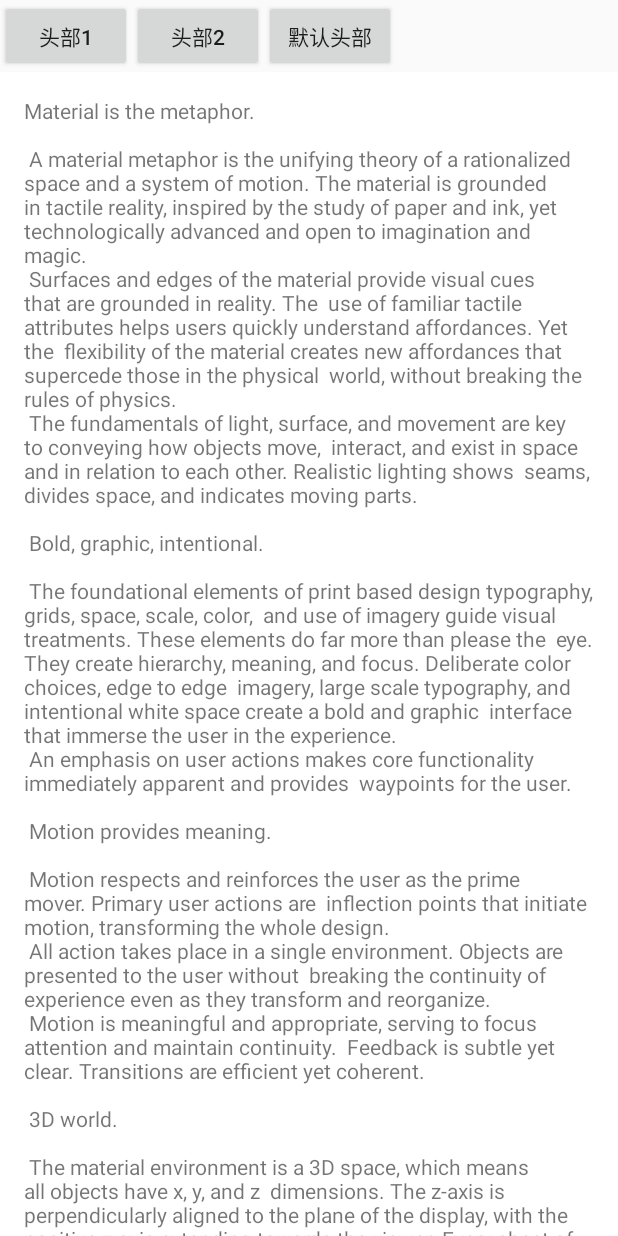
After one commit to HirayClay/RefreshLayout, an Android app: the CustomHeaderActivity screen opened directly, with no data from a screen before it, on a phone screen of 412 x 824 dp. The commit adds this screen. Run offline under Robolectric (Android 15) with nearby library versions, the phone set to English and light mode, and no system bars.

Commit message:
implement PtrHandler

```diff
--- /dev/null
+++ b/app/src/main/java/com/ptr/page/CustomHeaderActivity.kt
@@ -0,0 +1,45 @@
+package com.ptr.page
+
+import android.support.v7.app.AppCompatActivity
+import android.os.Bundle
+import com.ptr.R
+import com.ptr.custom.CustomCircleHeader
+import com.ptr.custom.CustomRefreshHeader
+import com.refresh.RefreshHeader
+import com.refresh.RefreshListener
+import kotlinx.android.synthetic.main.activity_custom_header.*
+
+class CustomHeaderActivity : AppCompatActivity() {
+    override fun onCreate(savedInstanceState: Bundle?) {
+        super.onCreate(savedInstanceState)
+        setContentView(R.layout.activity_custom_header)
+
+
+        button1.setOnClickListener {
+            refreshlayout.setHeader(CustomCircleHeader(this@CustomHeaderActivity))
+        }
+
+        button2.setOnClickListener {
+            refreshlayout.setHeader(CustomRefreshHeader(this@CustomHeaderActivity))
+        }
+
+        button3.setOnClickListener {
+            refreshlayout.setHeader(RefreshHeader(this@CustomHeaderActivity))
+        }
+
+        refreshlayout.setRefreshListener(object : RefreshListener {
+            override fun onRefresh() {
+                window.decorView.postDelayed({
+                    refreshlayout.onRefreshComplete()
+                }, 1200)
+            }
+
+            override fun onLoadMore() {
+                window.decorView.postDelayed({
+                    refreshlayout.onRefreshComplete()
+                }, 1200)
+            }
+
+        })
+    }
+}
--- a/app/src/main/java/com/ptr/GridLayoutManagerActivity.kt
+++ b/app/src/main/java/com/ptr/page/GridLayoutManagerActivity.kt
@@ -1,7 +1,8 @@
-package com.ptr
+package com.ptr.page
 
 import android.support.v7.app.AppCompatActivity
 import android.os.Bundle
+import com.ptr.R
 
 class GridLayoutManagerActivity : AppCompatActivity() {
 
--- a/app/src/main/java/com/ptr/TextViewRefreshActivity.kt
+++ b/app/src/main/java/com/ptr/page/TextViewRefreshActivity.kt
@@ -1,7 +1,8 @@
-package com.ptr
+package com.ptr.page
 
 import android.os.Bundle
 import android.support.v7.app.AppCompatActivity
+import com.ptr.R
 import com.refresh.RefreshListener
 import kotlinx.android.synthetic.main.activity_text_view_refresh.*
 
@@ -32,7 +33,7 @@ class TextViewRefreshActivity : AppCompatActivity() {
                 window.decorView.postDelayed({
                     textview.text = getString(if (alternative) R.string.lorem else R.string.large_text)
                     refreshlayout.onRefreshComplete()
-                }, 2000)
+                }, 4000)
             }
 
         })
--- /dev/null
+++ b/app/src/main/res/layout/activity_custom_header.xml
@@ -0,0 +1,68 @@
+<?xml version="1.0" encoding="utf-8"?>
+<LinearLayout xmlns:android="http://schemas.android.com/apk/res/android"
+    xmlns:app="http://schemas.android.com/apk/res-auto"
+    xmlns:tools="http://schemas.android.com/tools"
+    android:layout_width="match_parent"
+    android:layout_height="match_parent"
+    android:orientation="vertical"
+    tools:context="com.ptr.page.CustomHeaderActivity">
+
+
+    <LinearLayout
+        android:layout_width="match_parent"
+        android:layout_height="wrap_content"
+        android:orientation="horizontal">
+
+        <Button
+            android:id="@+id/button1"
+            android:layout_width="wrap_content"
+            android:layout_height="wrap_content"
+            android:text="@string/replace_header1"
+            android:textAllCaps="false" />
+
+        <Button
+            android:id="@+id/button2"
+            android:layout_width="wrap_content"
+            android:layout_height="wrap_content"
+            android:text="@string/replace_header2"
+            android:textAllCaps="false" />
+
+        <Button
+            android:id="@+id/button3"
+            android:layout_width="wrap_content"
+            android:layout_height="wrap_content"
+            android:text="@string/default_header"
+            android:textAllCaps="false" />
+    </LinearLayout>
+
+    <FrameLayout
+        android:layout_width="match_parent"
+        android:layout_height="match_parent"
+        android:background="@color/scrim_color">
+
+        <com.refresh.RefreshLayout
+            android:id="@+id/refreshlayout"
+            android:layout_width="match_parent"
+            android:layout_height="match_parent"
+            app:targetId="@+id/wrapper">
+
+            <android.support.v4.widget.NestedScrollView
+                android:id="@+id/wrapper"
+                android:layout_width="match_parent"
+                android:layout_height="wrap_content"
+                android:background="@android:color/white">
+
+                <android.support.v7.widget.AppCompatTextView
+                    android:id="@+id/textview"
+                    android:layout_width="match_parent"
+                    android:layout_height="wrap_content"
+                    android:layout_margin="16dp"
+                    android:text="@string/large_text" />
+            </android.support.v4.widget.NestedScrollView>
+
+
+        </com.refresh.RefreshLayout>
+
+    </FrameLayout>
+
+</LinearLayout>
--- a/app/src/main/res/layout/activity_grid_layout_manager.xml
+++ b/app/src/main/res/layout/activity_grid_layout_manager.xml
@@ -3,6 +3,6 @@
     xmlns:tools="http://schemas.android.com/tools"
     android:layout_width="match_parent"
     android:layout_height="match_parent"
-    tools:context="com.ptr.GridLayoutManagerActivity">
+    tools:context="com.ptr.page.GridLayoutManagerActivity">
 
 </android.support.constraint.ConstraintLayout>
--- a/app/src/main/res/layout/activity_linearlayoutmanager.xml
+++ b/app/src/main/res/layout/activity_linearlayoutmanager.xml
@@ -4,9 +4,9 @@
     xmlns:tools="http://schemas.android.com/tools"
     android:layout_width="match_parent"
     android:layout_height="match_parent"
-    tools:context="com.ptr.LinearLayoutManagerActivity">
+    tools:context="com.ptr.page.LinearLayoutManagerActivity">
 
-    <com.refresh.RefreshLayout
+    <android.support.v4.widget.SwipeRefreshLayout
         android:id="@+id/refreshlayout"
         android:layout_width="match_parent"
         android:layout_height="match_parent"
@@ -18,6 +18,6 @@
             android:layout_height="match_parent"
             android:background="@android:color/darker_gray" />
 
-    </com.refresh.RefreshLayout>
+    </android.support.v4.widget.SwipeRefreshLayout>
 
 </FrameLayout>
--- a/app/src/main/res/layout/activity_text_view_refresh.xml
+++ b/app/src/main/res/layout/activity_text_view_refresh.xml
@@ -5,7 +5,7 @@
     android:layout_width="match_parent"
     android:layout_height="match_parent"
     android:background="@color/scrim_color"
-    tools:context="com.ptr.TextViewRefreshActivity">
+    tools:context="com.ptr.page.TextViewRefreshActivity">
 
 
     <com.refresh.RefreshLayout
--- a/app/src/main/res/values/strings.xml
+++ b/app/src/main/res/values/strings.xml
@@ -122,5 +122,8 @@ Praesent tincidunt lorem sit amet mi consequat cursus. Interdum et malesuada fam
         "For example, position the FAB to one side of stream of a cards so the FAB won’t interfere "
         "when a user tries to pick up one of cards.\n\n"
     </string>
-    <string name="replace_header1">替换刷新头部1</string>
+    <string name="replace_header1">头部1</string>
+    <string name="replace_header2">头部2</string>
+    <string name="default_header">默认头部</string>
+
 </resources>
--- a/refreshlayout/src/main/java/com/refresh/PtrHandler.kt
+++ b/refreshlayout/src/main/java/com/refresh/PtrHandler.kt
@@ -7,6 +7,9 @@ import android.view.View
  *@author CJJ
  */
 interface PtrHandler {
+
+
+    fun getView(): View
 
     /**
      * the ptr switch to "Idle" state,do your "Idle" logic  here
@@ -26,7 +29,7 @@ interface PtrHandler {
      * the ptr will be loading,you can trigger your own animation or do your own loading logic here
      * only happen when finger raised(fling or onStopNestedScroll)
      */
-    fun onPreLoading(refreshView: RefreshLayout, ptr: View)
+    fun onLoading(refreshView: RefreshLayout, ptr: View)
 
 
     /**
--- a/refreshlayout/src/main/java/com/refresh/PtrHandlerAdapter.kt
+++ b/refreshlayout/src/main/java/com/refresh/PtrHandlerAdapter.kt
@@ -7,6 +7,10 @@ import android.view.View
  *@author CJJ
  */
 class PtrHandlerAdapter : PtrHandler {
+    override fun getView(): View {
+        return null!!
+    }
+
     override fun onOffsetChange(ratio: Float) {
         /*empty*/
     }
@@ -19,7 +23,7 @@ class PtrHandlerAdapter : PtrHandler {
         /*empty*/
     }
 
-    override fun onPreLoading(refreshView: RefreshLayout, ptr: View) {
+    override fun onLoading(refreshView: RefreshLayout, ptr: View) {
         /*empty*/
     }
 }
--- a/refreshlayout/src/main/java/com/refresh/RefreshHeader.kt
+++ b/refreshlayout/src/main/java/com/refresh/RefreshHeader.kt
@@ -14,6 +14,9 @@ import android.view.View
  */
 
 class RefreshHeader : View, PtrHandler {
+    override fun getView(): View {
+        return this
+    }
 
     override fun onIdle(refreshView: RefreshLayout, ptr: View) {
         this.state = RefreshLayout.IDLE
@@ -25,7 +28,7 @@ class RefreshHeader : View, PtrHandler {
         invalidate()
     }
 
-    override fun onPreLoading(refreshView: RefreshLayout, ptr: View) {
+    override fun onLoading(refreshView: RefreshLayout, ptr: View) {
         this.state = RefreshLayout.PTR_LOADING
         invalidate()
     }
@@ -39,6 +42,7 @@ class RefreshHeader : View, PtrHandler {
     var loadingIcon: Bitmap
     var textPaint: TextPaint
     val DEGREE = 10f
+    val IDLE_TEXT:String
     val RELEASE_LOADING: String
     var angle = 0f
     val THRESHOLD = 0.8f
@@ -46,18 +50,21 @@ class RefreshHeader : View, PtrHandler {
     constructor(context: Context) : this(context, null)
     constructor(context: Context, attrs: AttributeSet?) : this(context, attrs, 0)
 
-    private var textWidth: Float
+    private var tenseTextWidth: Float
+    private var idleTextWidth:Float
 
     constructor(context: Context, attrs: AttributeSet?, defStyleAttr: Int) : super(context, attrs, defStyleAttr) {
         space = context.resources.getDimensionPixelSize(R.dimen.refreshview_space)
         arrowIcon = BitmapFactory.decodeResource(context.resources, R.mipmap.arrow)
         loadingIcon = BitmapFactory.decodeResource(context.resources, R.mipmap.loading)
         RELEASE_LOADING = resources.getString(R.string.release_refresh_text)
+        IDLE_TEXT=context.resources.getString(R.string.refresh_footer_idle_text)
         textPaint = TextPaint()
         textPaint.color = Color.BLACK
         textPaint.textSize = TypedValue.applyDimension(TypedValue.COMPLEX_UNIT_SP, 13f, resources.displayMetrics)
         textPaint.textAlign = Paint.Align.LEFT
-        textWidth = textPaint.measureText(RELEASE_LOADING)
+        tenseTextWidth = textPaint.measureText(RELEASE_LOADING)
+        idleTextWidth = textPaint.measureText(IDLE_TEXT)
     }
 
 
@@ -72,13 +79,15 @@ class RefreshHeader : View, PtrHandler {
             val left = measuredWidth / 2f - arrowIcon.width / 2
             val top = measuredHeight / 2f - 5 - arrowIcon.height / 2
             canvas.drawBitmap(arrowIcon, left, top, null)
+            val x = measuredWidth / 2 - idleTextWidth / 2
+            canvas.drawText(IDLE_TEXT, x, space + arrowIcon.height + 10 + -textPaint.fontMetrics.top, textPaint)
 
         } else if (state == RefreshLayout.PTR_TENSE) {
             // when tense,draw arrow bitmap and the text
             val left = measuredWidth / 2f - arrowIcon.width / 2
             val top = measuredHeight / 2f - 10 - arrowIcon.height / 2
             canvas.drawBitmap(arrowIcon, left, top, null)
-            var x = measuredWidth / 2 - textWidth / 2
+            var x = measuredWidth / 2 - tenseTextWidth / 2
             canvas.drawText(RELEASE_LOADING, x, space + arrowIcon.height + 10 + -textPaint.fontMetrics.top, textPaint)
 
         } else {//loading
```
Also changed, not shown: app/src/main/AndroidManifest.xml (+4 -3 lines), app/src/main/java/com/ptr/IndexActivity.kt (+7 -0 lines), app/src/main/java/com/ptr/custom/CustomCircleHeader.kt (renamed from app/src/main/java/com/ptr/CustomCircleHeader.kt, +10 -4 lines), app/src/main/java/com/ptr/custom/CustomRefreshHeader.kt (renamed from app/src/main/java/com/ptr/CustomRefreshHeader.kt, +7 -3 lines), app/src/main/java/com/ptr/page/LinearLayoutManagerActivity.kt (renamed from app/src/main/java/com/ptr/LinearLayoutManagerActivity.kt, +20 -18 lines), app/src/main/res/layout/activity_index.xml (+9 -1 lines), refreshlayout/src/main/java/com/refresh/EmptyRefreshView.kt (added, +37 -0 lines), refreshlayout/src/main/java/com/refresh/RefreshLayout.kt (+42 -35 lines), 2 other files.
